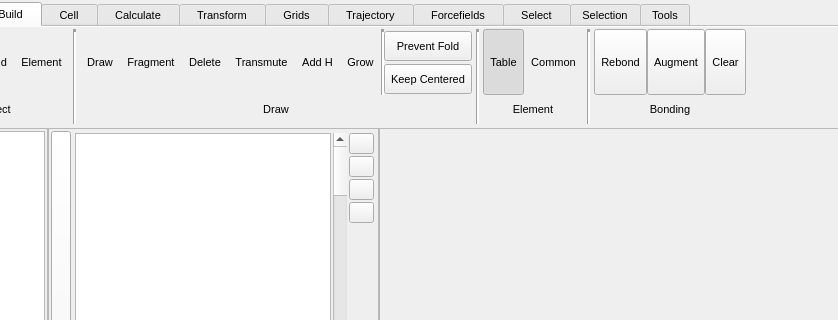
Old version of the form src/gui/mainwindow.ui in the repository trisyoungs/aten; both pictures show x 82 to 920 and y 0 to 320 of the 1183 by 715 pixel window.
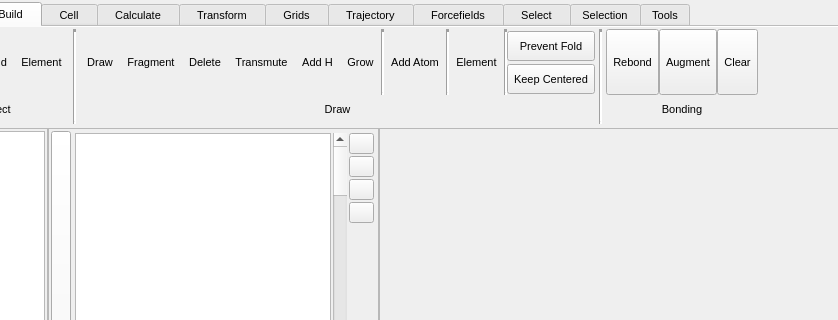
New version of the form. The open tabs and pages were chosen to show the change. Icons and pictures are not drawn. Custom widgets are drawn as their Qt base class.

Commit message: Added PopupAddAtom. Updated examples in docs. Fixed tab order on many popups. Fixed - TExponentialSpin would return wrong value if losing focus (since value was not updated from current text). Removed Common elements button from GUI, favouring single periodic-table instant popup. Removed Prefs::commonElements_ and associated accessors / functions. Added XX element to ElementTablePopup, and made text colouring aware of background hue on buttons. Fixed - Slab partitions were horribly broken.

```diff
--- a/src/gui/mainwindow.ui
+++ b/src/gui/mainwindow.ui
@@ -2256,6 +2256,26 @@
         </item>
         <item>
          <layout class="QGridLayout" name="gridLayout_18">
+          <item row="0" column="8" rowspan="2">
+           <widget class="Line" name="line_70">
+            <property name="lineWidth">
+             <number>3</number>
+            </property>
+            <property name="orientation">
+             <enum>Qt::Vertical</enum>
+            </property>
+           </widget>
+          </item>
+          <item row="0" column="6" rowspan="2">
+           <widget class="Line" name="line_67">
+            <property name="lineWidth">
+             <number>3</number>
+            </property>
+            <property name="orientation">
+             <enum>Qt::Vertical</enum>
+            </property>
+           </widget>
+          </item>
           <item row="0" column="3" rowspan="2">
            <widget class="TMenuButton" name="BuildDrawTransmuteButton">
             <property name="sizePolicy">
@@ -2559,7 +2579,7 @@
             </property>
            </widget>
           </item>
-          <item row="0" column="6" rowspan="2">
+          <item row="0" column="10" rowspan="2">
            <widget class="Line" name="line_66">
             <property name="lineWidth">
              <number>3</number>
@@ -2569,7 +2589,7 @@
             </property>
            </widget>
           </item>
-          <item row="2" column="0" colspan="8">
+          <item row="2" column="0" colspan="12">
            <widget class="QLabel" name="label_9">
             <property name="sizePolicy">
              <sizepolicy hsizetype="Preferred" vsizetype="Minimum">
@@ -2585,7 +2605,7 @@
             </property>
            </widget>
           </item>
-          <item row="1" column="7">
+          <item row="1" column="11">
            <widget class="QToolButton" name="BuildDrawKeepCenteredButton">
             <property name="enabled">
              <bool>true</bool>
@@ -2632,7 +2652,7 @@
             </property>
            </widget>
           </item>
-          <item row="0" column="7">
+          <item row="0" column="11">
            <widget class="QToolButton" name="BuildDrawPreventFoldButton">
             <property name="sizePolicy">
              <sizepolicy hsizetype="Minimum" vsizetype="Fixed">
@@ -2676,22 +2696,8 @@
             </property>
            </widget>
           </item>
-         </layout>
-        </item>
-        <item>
-         <widget class="Line" name="line_10">
-          <property name="lineWidth">
-           <number>3</number>
-          </property>
-          <property name="orientation">
-           <enum>Qt::Vertical</enum>
-          </property>
-         </widget>
-        </item>
-        <item>
-         <layout class="QGridLayout" name="gridLayout_19">
-          <item row="0" column="0">
-           <widget class="TMenuButton" name="BuildElementTableButton">
+          <item row="0" column="7" rowspan="2">
+           <widget class="TMenuButton" name="BuildDrawAddAtomButton">
             <property name="sizePolicy">
              <sizepolicy hsizetype="Preferred" vsizetype="Fixed">
               <horstretch>0</horstretch>
@@ -2711,7 +2717,7 @@
              </size>
             </property>
             <property name="text">
-             <string>Table</string>
+             <string>Add Atom</string>
             </property>
             <property name="iconSize">
              <size>
@@ -2722,9 +2728,6 @@
             <property name="checkable">
              <bool>true</bool>
             </property>
-            <property name="checked">
-             <bool>true</bool>
-            </property>
             <property name="autoExclusive">
              <bool>false</bool>
             </property>
@@ -2736,8 +2739,8 @@
             </property>
            </widget>
           </item>
-          <item row="0" column="1">
-           <widget class="TMenuButton" name="BuildElementCommonButton">
+          <item row="0" column="9" rowspan="2">
+           <widget class="TMenuButton" name="BuildDrawElementButton">
             <property name="sizePolicy">
              <sizepolicy hsizetype="Preferred" vsizetype="Fixed">
               <horstretch>0</horstretch>
@@ -2755,68 +2758,37 @@
               <width>128</width>
               <height>66</height>
              </size>
-            </property>
-            <property name="text">
-             <string>Common</string>
-            </property>
-            <property name="iconSize">
-             <size>
-              <width>30</width>
-              <height>30</height>
-             </size>
-            </property>
-            <property name="checkable">
-             <bool>true</bool>
-            </property>
-            <property name="checked">
-             <bool>false</bool>
-            </property>
-            <property name="autoExclusive">
-             <bool>false</bool>
-            </property>
-            <property name="toolButtonStyle">
-             <enum>Qt::ToolButtonTextUnderIcon</enum>
-            </property>
-            <property name="autoRaise">
-             <bool>true</bool>
-            </property>
-           </widget>
-          </item>
-          <item row="1" column="0" colspan="2">
-           <widget class="QLabel" name="label_4">
-            <property name="sizePolicy">
-             <sizepolicy hsizetype="Minimum" vsizetype="Minimum">
-              <horstretch>0</horstretch>
-              <verstretch>0</verstretch>
-             </sizepolicy>
-            </property>
-            <property name="minimumSize">
-             <size>
-              <width>0</width>
-              <height>0</height>
-             </size>
-            </property>
-            <property name="maximumSize">
-             <size>
-              <width>16777215</width>
-              <height>16777215</height>
-             </size>
-            </property>
-            <property name="frameShape">
-             <enum>QFrame::NoFrame</enum>
             </property>
             <property name="text">
              <string>Element</string>
             </property>
-            <property name="alignment">
-             <set>Qt::AlignCenter</set>
+            <property name="iconSize">
+             <size>
+              <width>30</width>
+              <height>30</height>
+             </size>
+            </property>
+            <property name="checkable">
+             <bool>false</bool>
+            </property>
+            <property name="checked">
+             <bool>false</bool>
+            </property>
+            <property name="autoExclusive">
+             <bool>false</bool>
+            </property>
+            <property name="toolButtonStyle">
+             <enum>Qt::ToolButtonTextUnderIcon</enum>
+            </property>
+            <property name="autoRaise">
+             <bool>true</bool>
             </property>
            </widget>
           </item>
          </layout>
         </item>
         <item>
-         <widget class="Line" name="line_21">
+         <widget class="Line" name="line_10">
           <property name="lineWidth">
            <number>3</number>
           </property>
```
Left out of the diff: 7 changed lines with no effect on the pictures. The commit also changes 48 other files.
